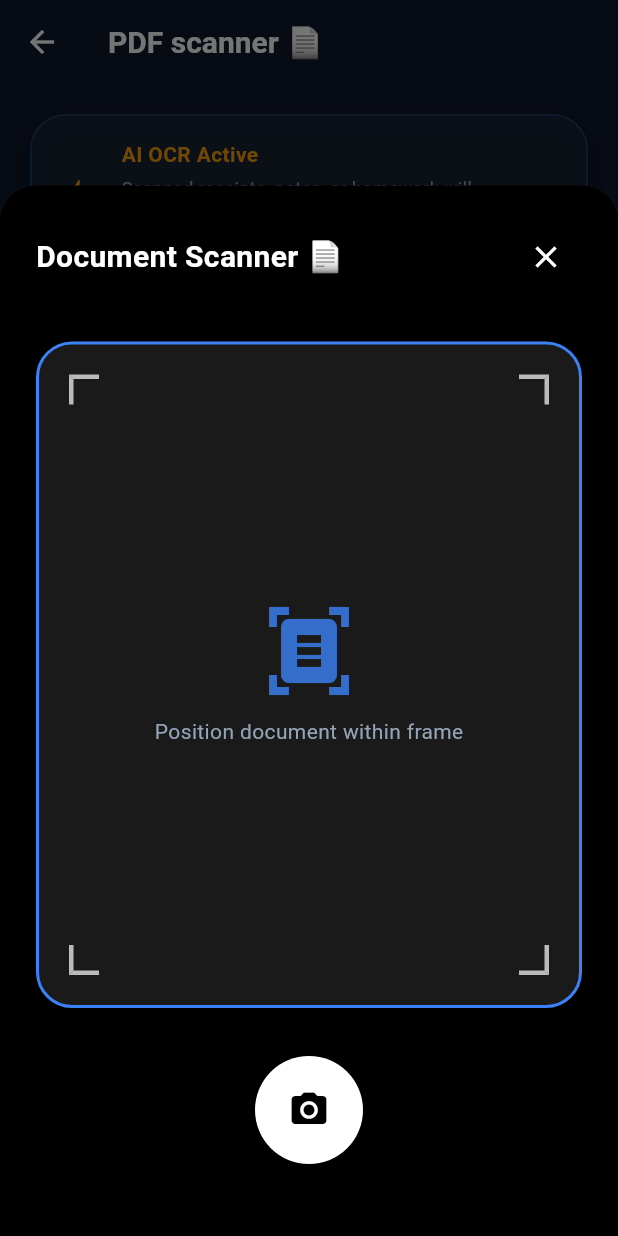
After one commit to Rawandjalal/lifehub_ai, a Flutter app: the ScannerScreen screen opened directly, after a tap on the "document scanner" icon, on a phone screen of 412 x 824 dp. The commit adds this screen. Run offline on Flutter 3.47's test engine with Material 3 defaults, Android fonts, the phone set to English and light mode, and no system bars.

Commit message:
feat: implement final modules (Cloud Storage, Voice Assistant, and PDF Scanner)

```diff
--- a/lifehub_mobile/lib/features/menu/all_modules_screen.dart
+++ b/lifehub_mobile/lib/features/menu/all_modules_screen.dart
@@ -17,9 +17,9 @@ class AllModulesScreen extends StatelessWidget {
     {'name': 'Password Safe', 'icon': Icons.lock, 'status': 'Active', 'color': AppTheme.accentRed, 'pageIndex': 10},
     {'name': 'Translation', 'icon': Icons.translate, 'status': 'Active', 'color': Colors.lime, 'pageIndex': 11},
     {'name': 'AI Camera', 'icon': Icons.photo_camera, 'status': 'Active', 'color': Colors.redAccent, 'pageIndex': 12},
-    {'name': 'Cloud Storage', 'icon': Icons.cloud, 'status': 'Coming Soon', 'color': Colors.indigo, 'pageIndex': 7},
-    {'name': 'Voice Assist', 'icon': Icons.mic, 'status': 'Coming Soon', 'color': Colors.amber, 'pageIndex': 7},
-    {'name': 'PDF Scanner', 'icon': Icons.document_scanner, 'status': 'Coming Soon', 'color': Colors.deepOrange, 'pageIndex': 7},
+    {'name': 'Cloud Storage', 'icon': Icons.cloud, 'status': 'Active', 'color': Colors.indigo, 'pageIndex': 14},
+    {'name': 'Voice Assist', 'icon': Icons.mic, 'status': 'Active', 'color': Colors.amber, 'pageIndex': 15},
+    {'name': 'PDF Scanner', 'icon': Icons.document_scanner, 'status': 'Active', 'color': Colors.deepOrange, 'pageIndex': 16},
   ];
 
   AllModulesScreen({super.key, required this.onModuleSelected});
--- /dev/null
+++ b/lifehub_mobile/lib/features/scanner/scanner_screen.dart
@@ -0,0 +1,231 @@
+import 'package:flutter/material.dart';
+import '../../core/theme.dart';
+
+class ScannerScreen extends StatefulWidget {
+  const ScannerScreen({super.key});
+
+  @override
+  State<ScannerScreen> createState() => _ScannerScreenState();
+}
+
+class _ScannerScreenState extends State<ScannerScreen> {
+  final List<Map<String, String>> _scannedDocs = [
+    {'title': 'University_Timetable.pdf', 'date': 'July 1, 2026', 'pages': '1 page'},
+    {'title': 'Supermarket_Receipt.pdf', 'date': 'June 29, 2026', 'pages': '2 pages'},
+  ];
+
+  void _startScan() {
+    showModalBottomSheet(
+      context: context,
+      isScrollControlled: true,
+      backgroundColor: Colors.black,
+      shape: const RoundedRectangleBorder(
+        borderRadius: BorderRadius.vertical(top: Radius.circular(24)),
+      ),
+      builder: (context) {
+        return Container(
+          height: MediaQuery.of(context).size.height * 0.85,
+          padding: const EdgeInsets.all(24),
+          child: Column(
+            children: [
+              // Scanner Header
+              Row(
+                mainAxisAlignment: MainAxisAlignment.spaceBetween,
+                children: [
+                  const Text('Document Scanner 📄', style: TextStyle(color: Colors.white, fontSize: 20, fontWeight: FontWeight.bold)),
+                  IconButton(
+                    icon: const Icon(Icons.close, color: Colors.white),
+                    onPressed: () => Navigator.pop(context),
+                  )
+                ],
+              ),
+              const SizedBox(height: 32),
+
+              // Viewfinder Mock
+              Expanded(
+                child: Container(
+                  width: double.infinity,
+                  decoration: BoxDecoration(
+                    color: Colors.white10,
+                    borderRadius: BorderRadius.circular(24),
+                    border: Border.all(color: AppTheme.accentBlue, width: 2),
+                  ),
+                  child: Stack(
+                    alignment: Alignment.center,
+                    children: [
+                      Column(
+                        mainAxisAlignment: MainAxisAlignment.center,
+                        children: [
+                          Icon(Icons.document_scanner, size: 64, color: AppTheme.accentBlue.withValues(alpha: 0.8)),
+                          const SizedBox(height: 12),
+                          const Text('Position document within frame', style: TextStyle(color: AppTheme.textSecondary)),
+                        ],
+                      ),
+                      // Mock corners
+                      Positioned(
+                        top: 20, left: 20,
+                        child: Container(width: 20, height: 20, decoration: const BoxDecoration(border: Border(top: BorderSide(color: Colors.white70, width: 3), left: BorderSide(color: Colors.white70, width: 3)))),
+                      ),
+                      Positioned(
+                        top: 20, right: 20,
+                        child: Container(width: 20, height: 20, decoration: const BoxDecoration(border: Border(top: BorderSide(color: Colors.white70, width: 3), right: BorderSide(color: Colors.white70, width: 3)))),
+                      ),
+                      Positioned(
+                        bottom: 20, left: 20,
+                        child: Container(width: 20, height: 20, decoration: const BoxDecoration(border: Border(bottom: BorderSide(color: Colors.white70, width: 3), left: BorderSide(color: Colors.white70, width: 3)))),
+                      ),
+                      Positioned(
+                        bottom: 20, right: 20,
+                        child: Container(width: 20, height: 20, decoration: const BoxDecoration(border: Border(bottom: BorderSide(color: Colors.white70, width: 3), right: BorderSide(color: Colors.white70, width: 3)))),
+                      ),
+                    ],
+                  ),
+                ),
+              ),
+              const SizedBox(height: 32),
+
+              // Scanner Trigger Button
+              CircleAvatar(
+                radius: 36,
+                backgroundColor: Colors.white,
+                child: IconButton(
+                  icon: const Icon(Icons.camera_alt, color: Colors.black, size: 28),
+                  onPressed: () {
+                    setState(() {
+                      _scannedDocs.insert(0, {
+                        'title': 'NewScan_${DateTime.now().millisecondsSinceEpoch}.pdf',
+                        'date': 'Just Now',
+                        'pages': '1 page',
+                      });
+                    });
+                    Navigator.pop(context);
+                    ScaffoldMessenger.of(context).showSnackBar(
+                      const SnackBar(
+                        content: Text('Document processed and OCR completed!'),
+                        backgroundColor: AppTheme.accentGreen,
+                      ),
+                    );
+                  },
+                ),
+              ),
+              const SizedBox(height: 24),
+            ],
+          ),
+        );
+      },
+    );
+  }
+
+  @override
+  Widget build(BuildContext context) {
+    return Scaffold(
+      appBar: AppBar(
+        title: const Text('PDF scanner 📄'),
+        backgroundColor: Colors.transparent,
+      ),
+      body: SingleChildScrollView(
+        padding: const EdgeInsets.all(20),
+        child: Column(
+          crossAxisAlignment: CrossAxisAlignment.start,
+          children: [
+            // OCR Feature Promo
+            GlassCard(
+              borderColor: AppTheme.accentBlue.withValues(alpha: 0.3),
+              child: Row(
+                children: [
+                  const Icon(Icons.bolt, color: AppTheme.accentYellow, size: 28),
+                  const SizedBox(width: 16),
+                  Expanded(
+                    child: Column(
+                      crossAxisAlignment: CrossAxisAlignment.start,
+                      children: [
+                        Text('AI OCR Active', style: Theme.of(context).textTheme.bodyMedium?.copyWith(color: AppTheme.accentYellow, fontWeight: FontWeight.bold)),
+                        const SizedBox(height: 4),
+                        const Text('Scanned receipts, notes, or homework will automatically be converted to text and indexed in your notes.', style: TextStyle(fontSize: 12)),
+                      ],
+                    ),
+                  ),
+                ],
+              ),
+            ),
+            const SizedBox(height: 24),
+
+            // Scanned Documents Grid / List
+            Text('Scanned Documents', style: Theme.of(context).textTheme.titleLarge),
+            const SizedBox(height: 12),
+            ListView.builder(
+              shrinkWrap: true,
+              physics: const NeverScrollableScrollPhysics(),
+              itemCount: _scannedDocs.length,
+              itemBuilder: (context, index) {
+                final doc = _scannedDocs[index];
+                return Container(
+                  margin: const EdgeInsets.only(bottom: 12),
+                  padding: const EdgeInsets.all(16),
+                  decoration: BoxDecoration(
+                    color: AppTheme.surface,
+                    borderRadius: BorderRadius.circular(16),
+                    border: Border.all(color: Colors.white.withValues(alpha: 0.03)),
+                  ),
+                  child: Row(
+                    mainAxisAlignment: MainAxisAlignment.spaceBetween,
+                    children: [
+                      Row(
+                        children: [
+                          const Icon(Icons.picture_as_pdf, color: AppTheme.accentRed, size: 28),
+                          const SizedBox(width: 16),
+                          Column(
+                            crossAxisAlignment: CrossAxisAlignment.start,
+                            children: [
+                              Text(doc['title']!, style: const TextStyle(fontWeight: FontWeight.bold)),
+                              const SizedBox(height: 4),
+                              Text('${doc['date']} • ${doc['pages']}', style: Theme.of(context).textTheme.bodyMedium),
+                            ],
+                          ),
+                        ],
+                      ),
+                      Row(
+                        children: [
+                          IconButton(
+                            icon: const Icon(Icons.search, color: AppTheme.accentBlue),
+                            onPressed: () {
+                              // OCR View Dialogue Mock
+                              showDialog(
+                                context: context,
+                                builder: (context) {
+                                  return AlertDialog(
+                                    backgroundColor: AppTheme.surface,
+                                    title: const Text('OCR Text Preview'),
+                                    content: const SingleChildScrollView(
+                                      child: Text(
+                                        'Extracted text from Document:\n\n[LifeHub AI Project Architecture Specification]\n- Frontend: Flutter\n- Backend: ASP.NET Core 9\n- Database: PostgreSQL\n- Cache: Redis\n- Cloud storage: AWS S3',
+                                        style: TextStyle(fontFamily: 'monospace'),
+                                      ),
+                                    ),
+                                    actions: [
+                                      TextButton(onPressed: () => Navigator.pop(context), child: const Text('Close')),
+                                    ],
+                                  );
+                                },
+                              );
+                            },
+                          ),
+                          IconButton(icon: const Icon(Icons.more_vert, color: AppTheme.textSecondary), onPressed: () {}),
+                        ],
+                      )
+                    ],
+                  ),
+                );
+              },
+            ),
+          ],
+        ),
+      ),
+      floatingActionButton: FloatingActionButton(
+        backgroundColor: AppTheme.accentBlue,
+        onPressed: _startScan,
+        child: const Icon(Icons.document_scanner, color: Colors.white),
+      ),
+    );
+  }
+}
```
Also changed, not shown: lifehub_mobile/lib/features/storage/storage_screen.dart (added, +187 -0 lines), lifehub_mobile/lib/features/voice/voice_screen.dart (added, +195 -0 lines), lifehub_mobile/lib/main.dart (+9 -0 lines).
